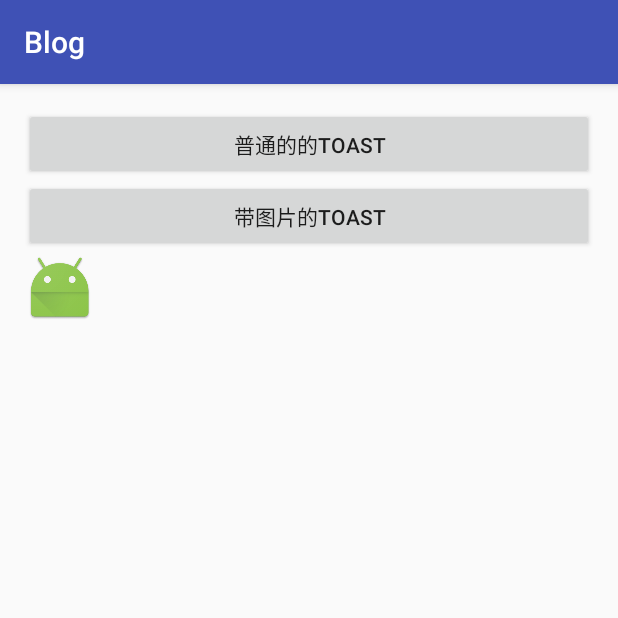
After one commit to iscopy/Blog, an Android app: the ToastActivity screen opened directly, with no data from a screen before it, on a phone screen of 412 x 824 dp, the top half of it. The commit adds this screen. Run offline under Robolectric (Android 15) with nearby library versions, the phone set to English and light mode, and no system bars.

Commit message:
3/12   消息提示

```diff
--- a/app/src/main/AndroidManifest.xml
+++ b/app/src/main/AndroidManifest.xml
@@ -19,7 +19,8 @@
             </intent-filter>
         </activity>
         <activity android:name=".TelActivity" />
-        <activity android:name=".ShortMessageActivity"></activity>
+        <activity android:name=".ShortMessageActivity" />
+        <activity android:name=".ToastActivity"></activity>
     </application>
 
 </manifest>
--- a/app/src/main/java/com/win/blog/MainActivity.java
+++ b/app/src/main/java/com/win/blog/MainActivity.java
@@ -10,6 +10,7 @@ public class MainActivity extends AppCompatActivity implements View.OnClickListe
 
     private Button tel;
     private Button short_message;//短信
+    private Button toast;//消息提示框
     @Override
     protected void onCreate(Bundle savedInstanceState) {
         super.onCreate(savedInstanceState);
@@ -20,10 +21,12 @@ public class MainActivity extends AppCompatActivity implements View.OnClickListe
     public void init(){
         tel = (Button)findViewById(R.id.tel);
         short_message = (Button)findViewById(R.id.short_message);
+        toast = (Button)findViewById(R.id.toast);
     }
     public void initData(){
         tel.setOnClickListener(this);
         short_message.setOnClickListener(this);
+        toast.setOnClickListener(this);
     }
 
     @Override
@@ -35,6 +38,9 @@ public class MainActivity extends AppCompatActivity implements View.OnClickListe
             case R.id.short_message://短信
                 startActivity(new Intent(MainActivity.this,ShortMessageActivity.class));
                 break;
+            case R.id.toast://消息提示框
+                startActivity(new Intent(MainActivity.this,ToastActivity.class));
+                break;
         }
     }
 }
--- /dev/null
+++ b/app/src/main/java/com/win/blog/ToastActivity.java
@@ -0,0 +1,61 @@
+package com.win.blog;
+
+import android.support.v7.app.AppCompatActivity;
+import android.os.Bundle;
+import android.view.Gravity;
+import android.view.View;
+import android.widget.Button;
+import android.widget.ImageView;
+import android.widget.LinearLayout;
+import android.widget.TextView;
+import android.widget.Toast;
+
+//带图片的消息提示框
+public class ToastActivity extends AppCompatActivity implements View.OnClickListener{
+
+    private Button toast;//普通的   Toast
+    private Button image_toast;//带图片的 Toast
+    @Override
+    protected void onCreate(Bundle savedInstanceState) {
+        super.onCreate(savedInstanceState);
+        setContentView(R.layout.activity_toast);
+        init();
+        initData();
+    }
+    public void init(){
+        toast = (Button)findViewById(R.id.toast);
+        image_toast = (Button)findViewById(R.id.image_toast);
+    }
+    public void initData(){
+        toast.setOnClickListener(this);
+        image_toast.setOnClickListener(this);
+    }
+
+    @Override
+    public void onClick(View view) {
+        switch(view.getId()){
+            case R.id.toast:
+                Toast.makeText(ToastActivity.this, "普通的Toast", Toast.LENGTH_SHORT).show();
+                break;
+            case R.id.image_toast:
+                Toast toast = new Toast(this);
+                toast.setDuration(Toast.LENGTH_SHORT);              //设置持续时间
+                toast.setGravity(Gravity.CENTER, 0, 0);              //设置对齐方式
+
+                LinearLayout linearLayout = new LinearLayout(this); //创建一个线性布局
+
+                ImageView imageView = new ImageView(this);          //创建一个 ImageView
+                imageView.setImageResource(R.mipmap.ic_launcher);   //加载图片
+                imageView.setPadding(0, 0, 10, 0);                    //设置 ImageView 的右边距
+                linearLayout.addView(imageView);                      //将图片添加到线性布局
+
+                TextView textView = new TextView(this);               //创建一个 TextView
+                textView.setText("这个就是有图片的 Toast ");         //设置文本内容
+                linearLayout.addView(textView);                        //将文本添加到线性布局
+
+                toast.setView(linearLayout);                            //设置消息框的视图
+                toast.show();                                           //显示提示框
+                break;
+        }
+    }
+}
--- /dev/null
+++ b/app/src/main/res/layout/activity_toast.xml
@@ -0,0 +1,31 @@
+<?xml version="1.0" encoding="utf-8"?>
+<LinearLayout xmlns:android="http://schemas.android.com/apk/res/android"
+    xmlns:tools="http://schemas.android.com/tools"
+    android:id="@+id/activity_toast"
+    android:layout_width="match_parent"
+    android:layout_height="match_parent"
+    android:paddingBottom="@dimen/activity_vertical_margin"
+    android:paddingLeft="@dimen/activity_horizontal_margin"
+    android:paddingRight="@dimen/activity_horizontal_margin"
+    android:paddingTop="@dimen/activity_vertical_margin"
+    android:orientation="vertical"
+    tools:context="com.win.blog.ToastActivity">
+
+    <Button
+        android:id="@+id/toast"
+        android:layout_width="match_parent"
+        android:layout_height="wrap_content"
+        android:text="普通的的Toast"/>
+
+    <Button
+        android:id="@+id/image_toast"
+        android:layout_width="match_parent"
+        android:layout_height="wrap_content"
+        android:text="带图片的Toast"/>
+
+    <ImageView
+        android:layout_width="wrap_content"
+        android:layout_height="wrap_content"
+        android:src="@mipmap/ic_launcher"/>
+
+</LinearLayout>
```
Also changed, not shown: app/src/main/res/layout/activity_main.xml (+7 -0 lines).
